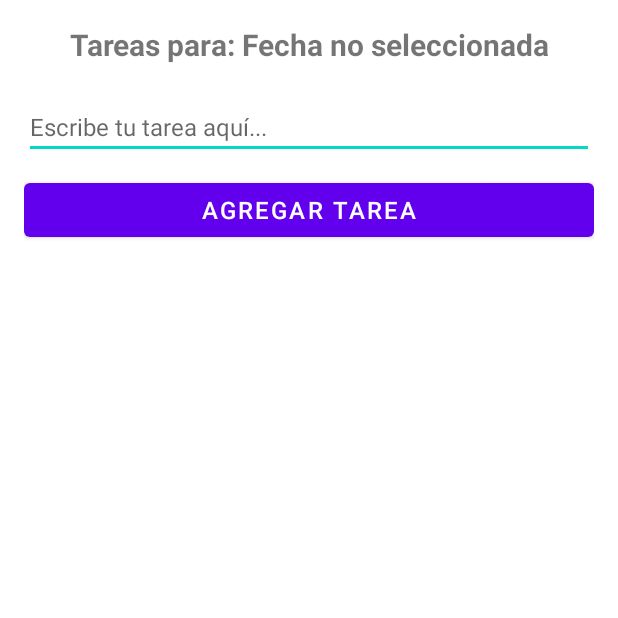
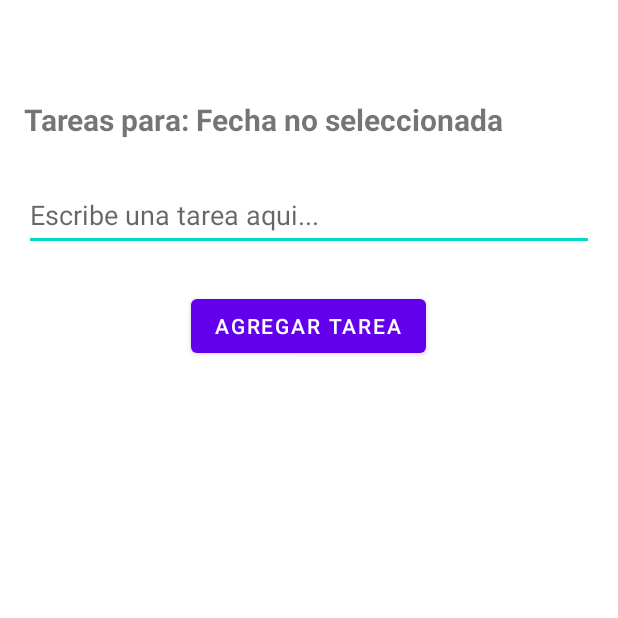
Before and after one commit to jemoeche12/To-Do-List, an Android app built with Jetpack Compose: the MainActivity screen opened directly, with no data from a screen before it, on a phone screen of 412 x 824 dp, the top half of it. Run offline under Robolectric (Android 15) with nearby library versions, the phone set to English and light mode, and no system bars.

Commit message:
Version1.B

```diff
--- a/app/build.gradle.kts
+++ b/app/build.gradle.kts
@@ -53,6 +53,8 @@ dependencies {
     implementation(libs.material)
     implementation(libs.androidx.activity)
     implementation(libs.androidx.constraintlayout)
+    implementation ("androidx.recyclerview:recyclerview:1.3.2")
+    implementation ("com.google.android.material:material:1.12.0")
     testImplementation(libs.junit)
     androidTestImplementation(libs.androidx.junit)
     androidTestImplementation(libs.androidx.espresso.core)
@@ -60,4 +62,5 @@ dependencies {
     androidTestImplementation(libs.androidx.ui.test.junit4)
     debugImplementation(libs.androidx.ui.tooling)
     debugImplementation(libs.androidx.ui.test.manifest)
+
 }
--- a/app/src/main/java/com/pawansingh/to_dolist/Loading.java
+++ b/app/src/main/java/com/pawansingh/to_dolist/Loading.java
@@ -24,7 +24,6 @@ public class Loading extends AppCompatActivity {
         EdgeToEdge.enable(this);
         setContentView(R.layout.activity_loading);
 
-        // Inicializar vistas después de setContentView
         calendario = findViewById(R.id.calendario);
         button = findViewById(R.id.button);
 
--- a/app/src/main/java/com/pawansingh/to_dolist/MainActivity.kt
+++ b/app/src/main/java/com/pawansingh/to_dolist/MainActivity.kt
@@ -1,21 +1,23 @@
 package com.pawansingh.to_dolist
 
 import android.os.Bundle
-import android.view.View
 import android.widget.Button
 import android.widget.EditText
-import android.widget.LinearLayout
 import android.widget.TextView
 import android.widget.Toast
 import androidx.appcompat.app.AppCompatActivity
+import androidx.recyclerview.widget.LinearLayoutManager
+import androidx.recyclerview.widget.RecyclerView
+import androidx.recyclerview.widget.ItemTouchHelper
+import com.google.android.material.snackbar.Snackbar
 
-class MainActivity : AppCompatActivity() {
+class MainActivity : AppCompatActivity(), SwipeToActionCallback.SwipeActionListener {
 
-    // Variables que vamos a usar
     private lateinit var tvFecha: TextView
     private lateinit var etNuevaTarea: EditText
     private lateinit var btnAgregar: Button
-    private lateinit var layoutTareas: LinearLayout
+    private lateinit var recyclerViewTareas: RecyclerView
+    private lateinit var adapter: MyAdapter
     private var fechaSeleccionada: String = ""
     private val listaTareas = ArrayList<String>()
 
@@ -23,51 +25,61 @@ class MainActivity : AppCompatActivity() {
         super.onCreate(savedInstanceState)
         setContentView(R.layout.main_activity)
 
-        // Paso 1: Conectar con las vistas del XML
         tvFecha = findViewById(R.id.tvFecha)
         etNuevaTarea = findViewById(R.id.etNuevaTarea)
         btnAgregar = findViewById(R.id.btnAgregar)
-        layoutTareas = findViewById(R.id.layoutTareas)
+        recyclerViewTareas = findViewById(R.id.recyclerViewTareas)
 
         fechaSeleccionada = intent.getStringExtra("fechaSeleccionada") ?: "Fecha no seleccionada"
 
-        // Paso 3: Mostrar la fecha en pantalla
         tvFecha.text = "Tareas para: $fechaSeleccionada"
 
-        // Paso 4: Configurar el botón para agregar tareas
+        adapter = MyAdapter(listaTareas)
+        recyclerViewTareas.adapter = adapter
+        recyclerViewTareas.layoutManager = LinearLayoutManager(this)
+
+        val callback = SwipeToActionCallback(this)
+        val itemTouchHelper = ItemTouchHelper(callback)
+        itemTouchHelper.attachToRecyclerView(recyclerViewTareas)
+
         btnAgregar.setOnClickListener {
             agregarTarea()
         }
     }
 
-    // Método para agregar una nueva tarea
     private fun agregarTarea() {
-        // Obtener el texto que escribió el usuario
         val nuevaTarea = etNuevaTarea.text.toString().trim()
 
-        // Verificar que no esté vacío
         if (nuevaTarea.isEmpty()) {
-            Toast.makeText(this, "Escribe una tarea primero", Toast.LENGTH_SHORT).show()
+            Toast.makeText(this, "@/string/placeHolder", Toast.LENGTH_SHORT).show()
             return
         }
 
-        // Agregar la tarea a nuestra lista
         listaTareas.add(nuevaTarea)
+        adapter.notifyItemInserted(listaTareas.size - 1)
 
-        // Crear un TextView para mostrar la tarea
-        val tvTarea = TextView(this)
-        tvTarea.text = nuevaTarea
-        tvTarea.textSize = 16f
-        tvTarea.setPadding(20, 20, 20, 20)
-        tvTarea.setBackgroundResource(android.R.drawable.editbox_background)
-
-        // Agregar la tarea al layout
-        layoutTareas.addView(tvTarea)
-
-        // Limpiar el campo de texto
         etNuevaTarea.setText("")
 
-        // Mostrar mensaje de confirmación
-        Toast.makeText(this, "Tarea agregada", Toast.LENGTH_SHORT).show()
+        Toast.makeText(this, "@string/tareaAdd", Toast.LENGTH_SHORT).show()
+    }
+
+    override fun onSwipeLeft(position: Int) {
+        Toast.makeText(this, "Elemento aceptado: " + listaTareas[position], Toast.LENGTH_SHORT).show()
+
+        listaTareas[position] = listaTareas[position] + " ✓"
+        adapter.notifyItemChanged(position)
+    }
+
+    override fun onSwipeRight(position: Int) {
+        val removedItem = listaTareas[position]
+        listaTareas.removeAt(position)
+        adapter.notifyItemRemoved(position)
+
+        Snackbar.make(recyclerViewTareas, "Tarea eliminada: $removedItem", Snackbar.LENGTH_LONG)
+            .setAction("Deshacer") {
+                listaTareas.add(position, removedItem)
+                adapter.notifyItemInserted(position)
+            }
+            .show()
     }
 }
--- /dev/null
+++ b/app/src/main/java/com/pawansingh/to_dolist/MyAdapter.java
@@ -0,0 +1,47 @@
+package com.pawansingh.to_dolist; // Asegúrate de que el paquete sea correcto
+
+import android.view.LayoutInflater;
+import android.view.View;
+import android.view.ViewGroup;
+import android.widget.TextView;
+
+import androidx.annotation.NonNull;
+import androidx.recyclerview.widget.RecyclerView;
+
+import java.util.List;
+
+public class MyAdapter extends RecyclerView.Adapter<MyAdapter.ViewHolder> {
+
+    private List<String> items;
+
+    public MyAdapter(List<String> items) {
+        this.items = items;
+    }
+
+    @NonNull
+    @Override
+    public ViewHolder onCreateViewHolder(@NonNull ViewGroup parent, int viewType) {
+        View view = LayoutInflater.from(parent.getContext())
+                .inflate(android.R.layout.simple_list_item_1, parent, false);
+        return new ViewHolder(view);
+    }
+
+    @Override
+    public void onBindViewHolder(@NonNull ViewHolder holder, int position) {
+        holder.textView.setText(items.get(position));
+    }
+
+    @Override
+    public int getItemCount() {
+        return items.size();
+    }
+
+    public static class ViewHolder extends RecyclerView.ViewHolder {
+        TextView textView;
+
+        public ViewHolder(View itemView) {
+            super(itemView);
+            textView = itemView.findViewById(android.R.id.text1);
+        }
+    }
+}
--- a/app/src/main/res/layout/main_activity.xml
+++ b/app/src/main/res/layout/main_activity.xml
@@ -1,51 +1,43 @@
 <?xml version="1.0" encoding="utf-8"?>
 <LinearLayout xmlns:android="http://schemas.android.com/apk/res/android"
-    android:id="@+id/main"
+    xmlns:tools="http://schemas.android.com/tools"
     android:layout_width="match_parent"
     android:layout_height="match_parent"
     android:orientation="vertical"
-    android:padding="16dp">
+    android:padding="16dp"
+    tools:context=".MainActivity">
 
-    <!-- Título que muestra la fecha -->
     <TextView
         android:id="@+id/tvFecha"
-        android:layout_width="match_parent"
+        android:layout_width="wrap_content"
         android:layout_height="wrap_content"
-        android:text="Tareas para: "
         android:textSize="20sp"
         android:textStyle="bold"
-        android:gravity="center"
-        android:layout_marginBottom="20dp" />
+        android:layout_marginTop="50dp"
+        android:layout_marginBottom="26dp"
+        android:text="@string/TareasNofecha" />
 
-    <!-- Campo para escribir nueva tarea -->
     <EditText
         android:id="@+id/etNuevaTarea"
         android:layout_width="match_parent"
         android:layout_height="wrap_content"
-        android:hint="Escribe tu tarea aquí..."
-        android:textSize="16sp"
-        android:layout_marginBottom="10dp" />
+        android:hint="@string/placeHolder"
+        android:layout_marginBottom="26dp"
+        android:minHeight="48dp" />
 
-    <!-- Botón para agregar tarea -->
     <Button
         android:id="@+id/btnAgregar"
+        android:layout_width="wrap_content"
+        android:layout_height="wrap_content"
+        android:text="@string/buttonAdd"
+        android:layout_gravity="center"
+        android:layout_marginBottom="16dp" />
+
+    <androidx.recyclerview.widget.RecyclerView
+        android:id="@+id/recyclerViewTareas"
         android:layout_width="match_parent"
-        android:layout_height="wrap_content"
-        android:text="Agregar Tarea"
-        android:textSize="16sp"
-        android:layout_marginBottom="20dp" />
-
-    <!-- Contenedor donde aparecerán las tareas -->
-    <ScrollView
-        android:layout_width="match_parent"
-        android:layout_height="match_parent">
-
-        <LinearLayout
-            android:id="@+id/layoutTareas"
-            android:layout_width="match_parent"
-            android:layout_height="wrap_content"
-            android:orientation="vertical" />
-
-    </ScrollView>
+        android:layout_height="match_parent"
+        android:layout_gravity="center_horizontal"
+        />
 
 </LinearLayout>
--- a/app/src/main/res/values/strings.xml
+++ b/app/src/main/res/values/strings.xml
@@ -2,4 +2,12 @@
     <string name="app_name">To-Do List</string>
     <string name="fecha">Eige la Fecha para saber que tareas hacer:</string>
     <string name="button">Ir a la fecha</string>
+    <string name="title">Tareas para el dia: </string>
+    <string name="placeHolder">Escribe una tarea aqui...</string>
+    <string name="buttonAdd">AGREGAR TAREA</string>
+    <string name="buttonDelete">ELIMINAR TAREA</string>
+    <string name="buttonAccept">ACEPTAR TAREA</string>
+    <string name="buttonCancel">CANCELAR</string>
+    <string name="tareaAdd">TAREA AGREGADA</string>
+    <string name="TareasNofecha">Tareas para: Fecha no seleccionada</string>
 </resources>
--- a/app/src/main/res/values/themes.xml
+++ b/app/src/main/res/values/themes.xml
@@ -1,8 +1,6 @@
 <?xml version="1.0" encoding="utf-8"?>
 <resources>
     <style name="Theme.ToDoList" parent="Theme.MaterialComponents.DayNight.NoActionBar" />
-    <style name="Theme.YourAppName" parent="Theme.MaterialComponents.DayNight.NoActionBar">
-    </style>
     <style name="CustomCalendarViewStyle" parent="android:Widget.CalendarView">
         <item name="android:focusedMonthDateColor">@color/white</item>
         <item name="android:unfocusedMonthDateColor">@color/white</item>
```
Also changed, not shown: app/src/main/java/com/pawansingh/to_dolist/SwipeToActionCallback.java (added, +81 -0 lines).
